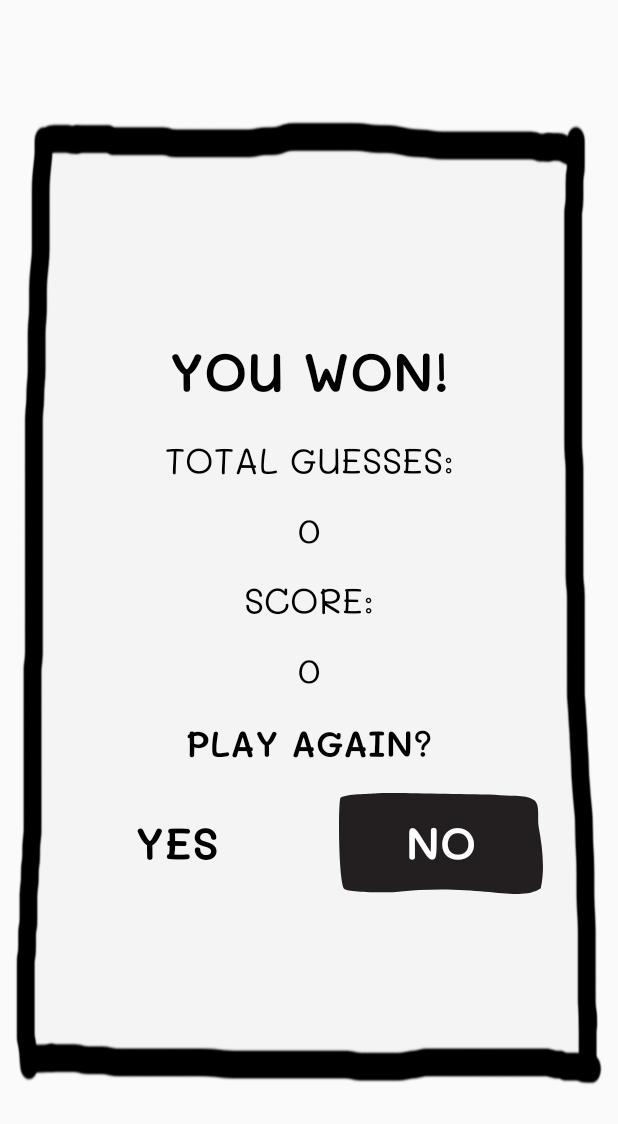
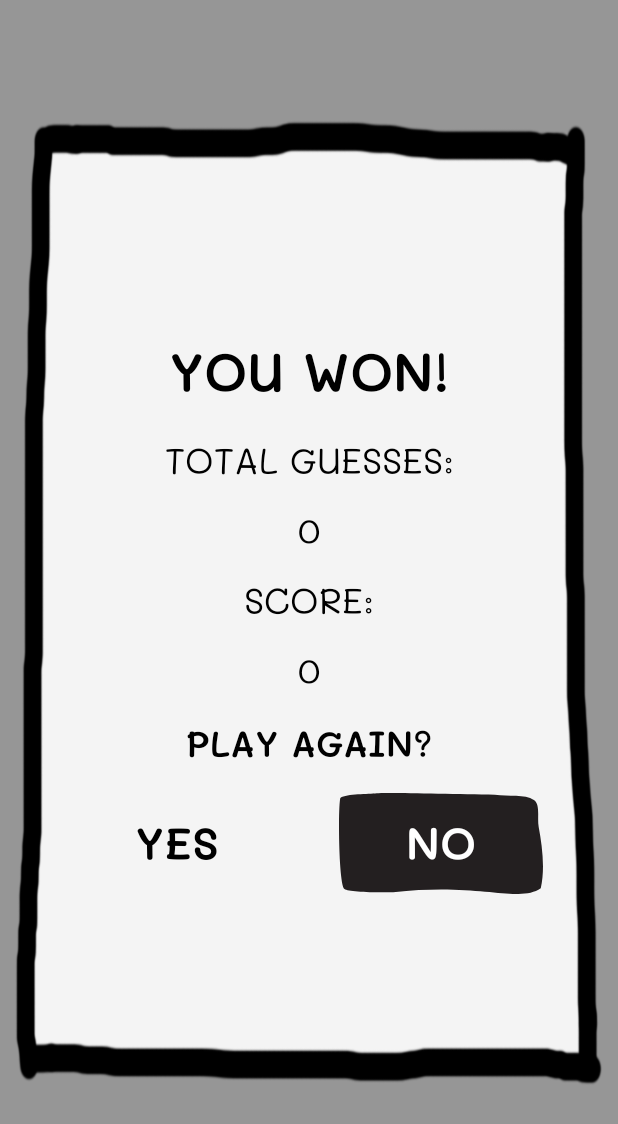
Before and after one commit to ChristianANoeddeboe/Hangman, an Android app: the fragment WonFragment placed in its activity, on a phone screen of 412 x 824 dp. Shown: the top 1124 px of the screen. Run offline under Robolectric (Android 15) with nearby library versions, the phone set to English and light mode, and no system bars; network calls fail; 2 statements that could not run were skipped.

Commit message:
Made fragment overlay darken game fragment.

```diff
--- a/app/src/main/java/com/s164150/hangman/game/fragment/WonFragment.java
+++ b/app/src/main/java/com/s164150/hangman/game/fragment/WonFragment.java
@@ -6,6 +6,7 @@ import android.view.LayoutInflater;
 import android.view.View;
 import android.view.ViewGroup;
 import android.widget.Button;
+import android.widget.FrameLayout;
 import android.widget.TextView;
 
 import com.s164150.hangman.R;
@@ -14,16 +15,21 @@ public class WonFragment extends Fragment implements View.OnClickListener {
 
     TextView numscore, numguess;
     Button noagainbtn, yesagainbtn;
+    ViewGroup container;
 
     @Override
     public View onCreateView(LayoutInflater inflater, ViewGroup container, Bundle savedInstanceState) {
         View parent = inflater.inflate(R.layout.fragment_won, container, false);
+        this.container = container;
 
         noagainbtn = parent.findViewById(R.id.wonno);
         yesagainbtn = parent.findViewById(R.id.wonyes);
 
         numscore = parent.findViewById(R.id.numscore);
         numguess = parent.findViewById(R.id.numguess);
+
+        int color = getResources().getColor(R.color.overlayBackground);
+        container.setBackgroundColor(color);
 
         int temp = getArguments().getInt("score",-1);
         numscore.setText(""+temp);
@@ -42,6 +48,7 @@ public class WonFragment extends Fragment implements View.OnClickListener {
             getActivity().finish();
         }
         if(v == yesagainbtn) {
+            container.setBackgroundColor(getResources().getColor(R.color.transparent));
             getFragmentManager().popBackStack();
         }
     }
--- a/app/src/main/res/layout/activity_game.xml
+++ b/app/src/main/res/layout/activity_game.xml
@@ -16,4 +16,15 @@
         app:layout_constraintTop_toTopOf="parent">
 
     </FrameLayout>
+
+    <FrameLayout
+        android:id="@+id/overlaycontainer"
+        android:layout_width="0dp"
+        android:layout_height="0dp"
+        app:layout_constraintBottom_toBottomOf="parent"
+        app:layout_constraintEnd_toEndOf="parent"
+        app:layout_constraintStart_toStartOf="parent"
+        app:layout_constraintTop_toTopOf="parent">
+
+    </FrameLayout>
 </android.support.constraint.ConstraintLayout>
--- a/app/src/main/res/values/colors.xml
+++ b/app/src/main/res/values/colors.xml
@@ -3,4 +3,6 @@
     <color name="colorPrimary">#008577</color>
     <color name="colorPrimaryDark">#00574B</color>
     <color name="colorAccent">#D81B60</color>
+    <color name="overlayBackground">#66000000</color>
+    <color name="transparent">#00000000</color>
 </resources>
```
Also changed, not shown: app/src/main/java/com/s164150/hangman/game/fragment/GameFragment.java (+8 -2 lines).
